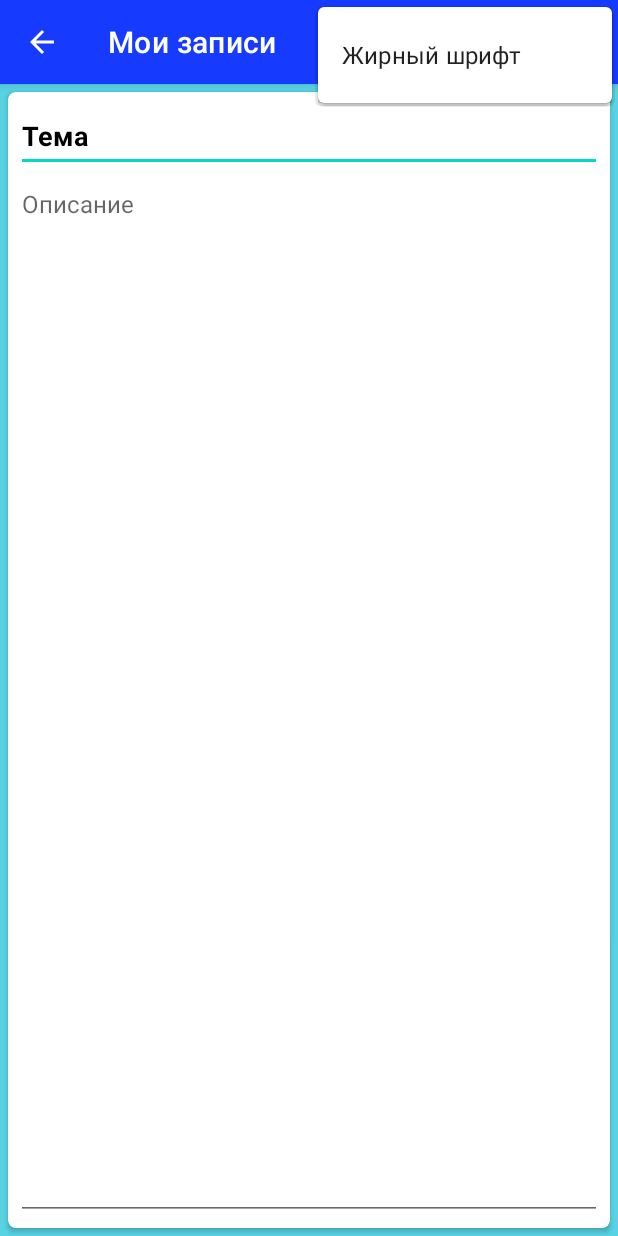
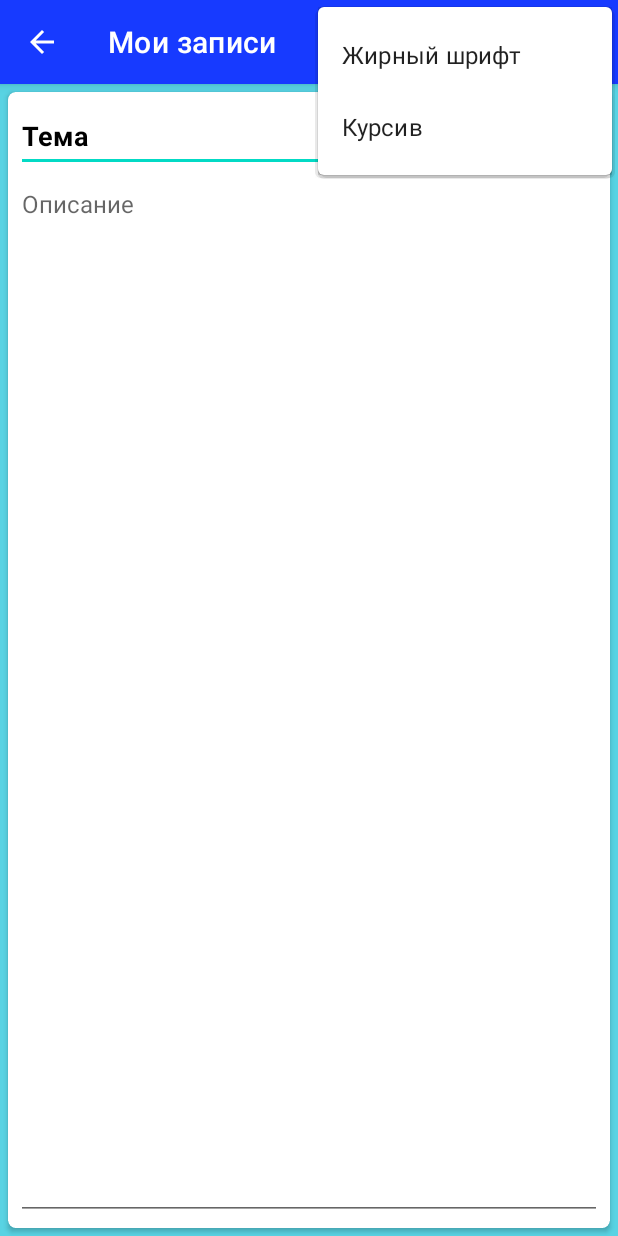
Before and after one commit to Vlad232008/ShoppingList, an Android app: the NewNoteActivity screen opened directly, with no data from a screen before it, with the options menu open, on a phone screen of 412 x 824 dp. Run offline under Robolectric (Android 15) with nearby library versions, the phone set to English and light mode, and no system bars.

```diff
--- a/app/src/main/java/com/example/shoppinglist/activities/NewNoteActivity.kt
+++ b/app/src/main/java/com/example/shoppinglist/activities/NewNoteActivity.kt
@@ -52,7 +52,10 @@ class NewNoteActivity : AppCompatActivity() {
             finish()
         } else if (item.itemId == R.id.id_bold) {
             setBoldForceSelectedText()
+        } else if (item.itemId == R.id.id_italic) {
+            setItalicForceSelectedText()
         }
+
         return super.onOptionsItemSelected(item)
     }
 
@@ -67,6 +70,21 @@ class NewNoteActivity : AppCompatActivity() {
         } else {
             boldStyle = StyleSpan(Typeface.BOLD)
             idDescription.text.setSpan(boldStyle, startPos, endPos, Spannable.SPAN_EXCLUSIVE_EXCLUSIVE)
+            idDescription.text.trim()
+            idDescription.setSelection(startPos)
+        }
+    }
+    private fun setItalicForceSelectedText() = with(binding) {
+        val startPos = idDescription.selectionStart
+        val endPos = idDescription.selectionEnd
+
+        val styles = idDescription.text.getSpans(startPos, endPos, StyleSpan::class.java)
+        var italicStyle: StyleSpan? = null
+        if (styles.isNotEmpty()) {
+            idDescription.text.removeSpan(styles[0])
+        } else {
+            italicStyle = StyleSpan(Typeface.ITALIC)
+            idDescription.text.setSpan(italicStyle, startPos, endPos, Spannable.SPAN_EXCLUSIVE_EXCLUSIVE)
             idDescription.text.trim()
             idDescription.setSelection(startPos)
         }
--- a/app/src/main/res/layout/activity_new_note.xml
+++ b/app/src/main/res/layout/activity_new_note.xml
@@ -8,6 +8,7 @@
     tools:context=".activities.NewNoteActivity">
 
     <androidx.cardview.widget.CardView
+        android:id="@+id/cardView"
         android:layout_width="0dp"
         android:layout_height="0dp"
         android:layout_marginStart="5dp"
@@ -46,12 +47,75 @@
                 android:ems="10"
                 android:gravity="top"
                 android:hint="@string/description_hint"
-                android:inputType="textPersonName"
+                android:inputType="textAutoComplete"
                 android:textSize="16sp"
                 app:layout_constraintBottom_toBottomOf="parent"
                 app:layout_constraintEnd_toEndOf="parent"
                 app:layout_constraintStart_toStartOf="parent"
                 app:layout_constraintTop_toBottomOf="@+id/idTitle" />
         </androidx.constraintlayout.widget.ConstraintLayout>
+
     </androidx.cardview.widget.CardView>
+
+    <LinearLayout
+        android:layout_width="wrap_content"
+        android:layout_height="wrap_content"
+        android:orientation="horizontal"
+        app:layout_constraintBottom_toBottomOf="parent"
+        app:layout_constraintEnd_toEndOf="@+id/cardView"
+        app:layout_constraintStart_toStartOf="parent"
+        app:layout_constraintTop_toTopOf="parent" >
+
+        <TableLayout
+            android:layout_width="match_parent"
+            android:layout_height="match_parent">
+
+            <TableRow
+                android:layout_width="match_parent"
+                android:layout_height="match_parent" >
+
+                <ImageButton
+                    android:id="@+id/imageButton4"
+                    android:layout_width="wrap_content"
+                    android:layout_height="wrap_content"
+                    app:srcCompat="@drawable/ic_baseline_format_italic_24" />
+
+                <ImageButton
+                    android:id="@+id/imageButton3"
+                    android:layout_width="wrap_content"
+                    android:layout_height="wrap_content"
+                    app:srcCompat="@drawable/ic_baseline_format_bold_24" />
+
+                <ImageButton
+                    android:id="@+id/imageButton2"
+                    android:layout_width="wrap_content"
+                    android:layout_height="wrap_content"
+                    app:srcCompat="@drawable/ic_baseline_settings_24" />
+            </TableRow>
+
+            <TableRow
+                android:layout_width="match_parent"
+                android:layout_height="match_parent" >
+
+                <ImageButton
+                    android:id="@+id/imageButton7"
+                    android:layout_width="wrap_content"
+                    android:layout_height="wrap_content"
+                    app:srcCompat="@drawable/ic_baseline_delete_24" />
+
+                <ImageButton
+                    android:id="@+id/imageButton6"
+                    android:layout_width="wrap_content"
+                    android:layout_height="wrap_content"
+                    app:srcCompat="@drawable/ic_baseline_delete_24" />
+
+                <ImageButton
+                    android:id="@+id/imageButton5"
+                    android:layout_width="wrap_content"
+                    android:layout_height="wrap_content"
+                    app:srcCompat="@drawable/ic_baseline_delete_24" />
+            </TableRow>
+
+        </TableLayout>
+    </LinearLayout>
 </androidx.constraintlayout.widget.ConstraintLayout>
--- a/app/src/main/res/menu/new_note_menu.xml
+++ b/app/src/main/res/menu/new_note_menu.xml
@@ -13,4 +13,9 @@
         android:icon="@drawable/ic_baseline_format_bold_24"
         android:title="Жирный шрифт"
         android:orderInCategory="1" />
+    <item
+        android:id="@+id/id_italic"
+        android:icon="@drawable/ic_baseline_format_italic_24"
+        android:title="Курсив"
+        android:orderInCategory="1" />
 </menu>
```
